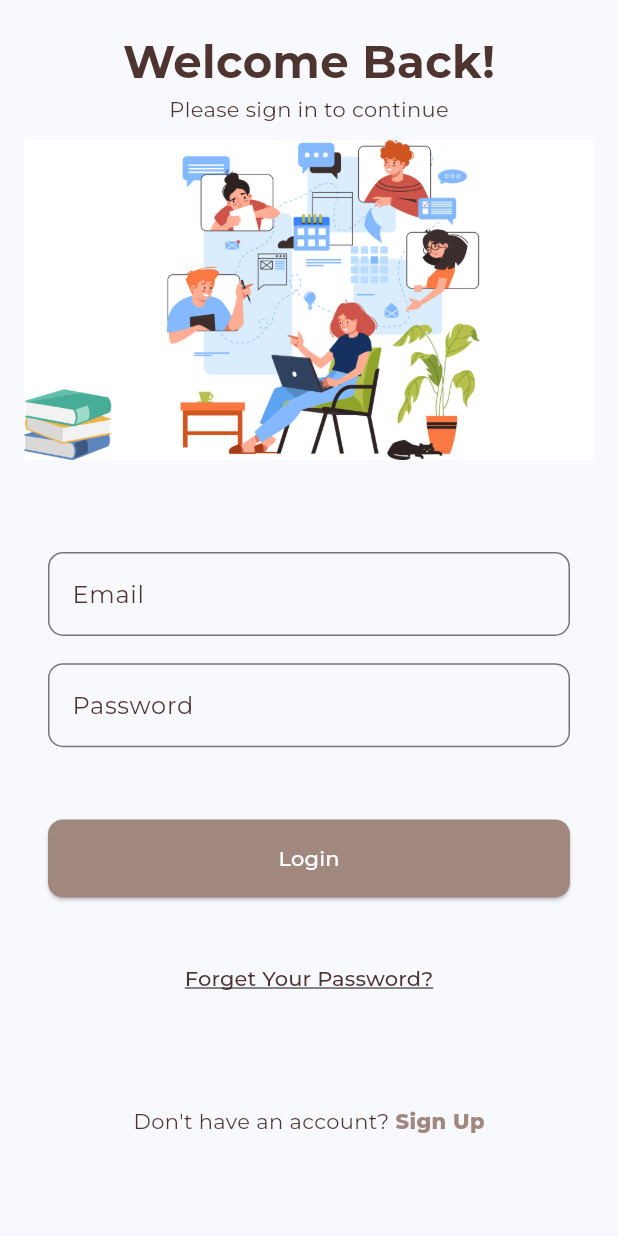
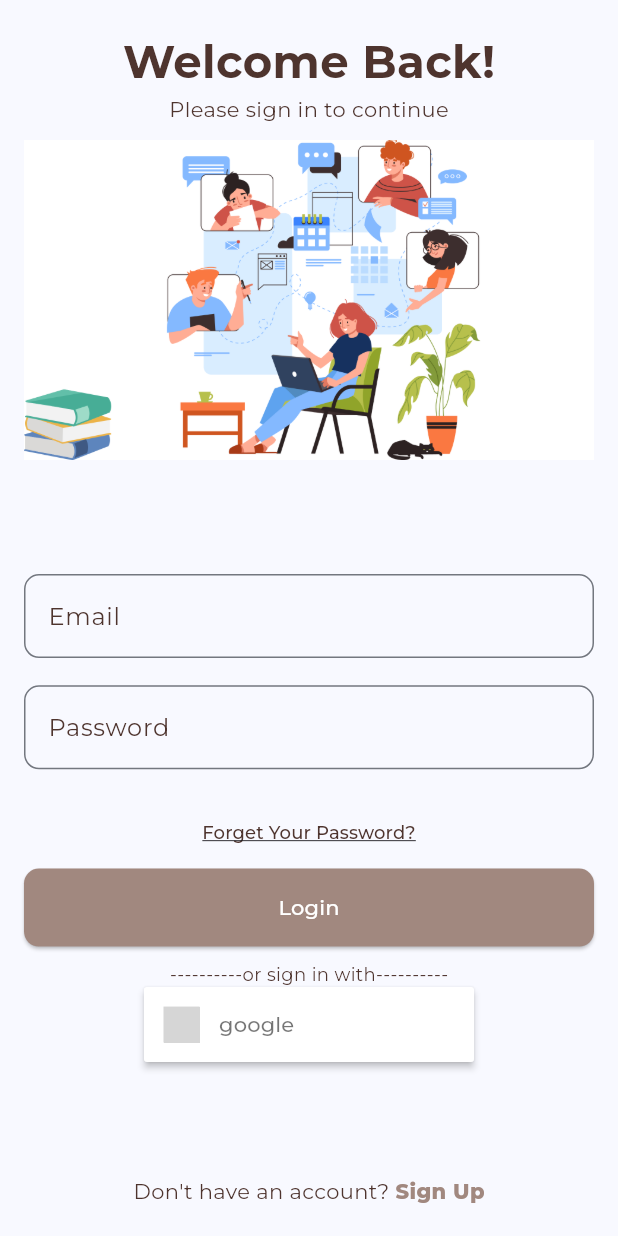
Before and after one commit to chanjunlin/brainSync, a Flutter app: the screen it shows after launch, on a phone screen of 412 x 824 dp. Run offline on Flutter 3.47's test engine with Material 3 defaults, Android fonts, the light colour scheme and no system bars; drawn by our look-alikes of sign_in_button; our stand-ins replace cloud_firestore, curved_navigation_bar, dash_chat_2, delightful_toast, firebase_auth, firebase_core and 8 more; missing offline and left inert: dart:ffi; accounts and stored records are empty; grey boxes are pictures that could not be loaded.

Commit message:
googlev1

```diff
--- a/lib/pages/Administation/login.dart
+++ b/lib/pages/Administation/login.dart
@@ -2,10 +2,12 @@ import 'package:brainsync/const.dart';
 import 'package:brainsync/pages/Administation/forget_password.dart';
 import 'package:brainsync/services/auth_service.dart';
 import 'package:brainsync/services/navigation_service.dart';
+import 'package:firebase_auth/firebase_auth.dart';
 import 'package:flutter/material.dart';
 import 'package:brainsync/services/alert_service.dart';
 import 'package:brainsync/common_widgets/custom_form_field.dart';
 import 'package:get_it/get_it.dart';
+import 'package:sign_in_button/sign_in_button.dart';
 
 class LoginPage extends StatefulWidget {
   const LoginPage({super.key});
@@ -21,6 +23,9 @@ class _LoginPageState extends State<LoginPage> {
 
   final GetIt _getIt = GetIt.instance;
   final GlobalKey<FormState> _loginFormKey = GlobalKey();
+  final FirebaseAuth _auth = FirebaseAuth.instance;
+
+  User? _user;
 
   late AuthService _authService;
   late NavigationService _navigationService;
@@ -32,12 +37,17 @@ class _LoginPageState extends State<LoginPage> {
     _authService = _getIt.get<AuthService>();
     _navigationService = _getIt.get<NavigationService>();
     _alertService = _getIt.get<AlertService>();
+    _auth.authStateChanges().listen((event) {
+      setState(() {
+        _user = event;
+      });
+    });
   }
 
   @override
   Widget build(BuildContext context) {
     return Scaffold(
-      resizeToAvoidBottomInset: false,
+      resizeToAvoidBottomInset: true,
       body: _buildUI(),
     );
   }
@@ -50,6 +60,7 @@ class _LoginPageState extends State<LoginPage> {
           vertical: 20.0,
         ),
         child: Column(
+          mainAxisAlignment: MainAxisAlignment.spaceBetween,
           children: [
             _headerText(),
             _loginForm(),
@@ -82,7 +93,7 @@ class _LoginPageState extends State<LoginPage> {
               color: Colors.brown[800],
             ),
           ),
-          SizedBox(height: 10),
+          const SizedBox(height: 10),
           Container(
             width: double.infinity,  // Matches the width of the form fields
             child: Image.asset(
@@ -97,12 +108,7 @@ class _LoginPageState extends State<LoginPage> {
   }
 
   Widget _loginForm() {
-    return Container(
-      padding: const EdgeInsets.symmetric(vertical: 20, horizontal: 16),
-      margin: EdgeInsets.symmetric(
-        vertical: MediaQuery.sizeOf(context).height * 0.05,
-      ),
-      child: Form(
+    return Form(
         key: _loginFormKey,
         child: Column(
           crossAxisAlignment: CrossAxisAlignment.start,
@@ -130,7 +136,7 @@ class _LoginPageState extends State<LoginPage> {
                 });
               },
             ),
-            const SizedBox(height: 30),
+            _forgetPassword(),
             SizedBox(
               width: double.infinity,
               child: ElevatedButton(
@@ -164,12 +170,18 @@ class _LoginPageState extends State<LoginPage> {
                 ),
               ),
             ),
-            const SizedBox(height: 30),
-            _forgetPassword(),
+            const SizedBox(height: 10),
+            const Center(
+              child: Text("----------or sign in with----------", style: TextStyle(
+                fontSize: 12,
+                color: Color.fromARGB(255, 78, 52, 46),
+              ),
+              ),
+            ),
+            _googlebutton(),
           ],
         ),
-      ),
-    );
+      );
   }
 
   Widget _forgetPassword() {
@@ -180,6 +192,7 @@ class _LoginPageState extends State<LoginPage> {
           style: TextStyle(
             decoration: TextDecoration.underline,
             color: Colors.brown.shade800,
+            fontSize: 12,
           ),
         ),
         onPressed: () {
@@ -192,6 +205,26 @@ class _LoginPageState extends State<LoginPage> {
         },
       ),
     );
+  }
+
+  Widget _googlebutton() {
+    return Center(child: SizedBox(
+      height: 50,
+      child: SignInButton(Buttons.google,
+      text: "google",
+      onPressed: _googlesignin,
+      ),
+    ),);
+  }
+
+  void _googlesignin() {
+    try {
+      GoogleAuthProvider _googleAuthProvider = GoogleAuthProvider();
+      _auth.signInWithProvider(_googleAuthProvider);
+    }
+    catch (error) {
+      print(error);
+    }
   }
 
   Widget _createAnAccount() {
--- a/pubspec.yaml
+++ b/pubspec.yaml
@@ -55,6 +55,7 @@ dependencies:
   curved_navigation_bar: ^1.0.3
   scrollable_positioned_list: ^0.3.8
   shared_preferences: ^2.2.3
+  sign_in_button: ^3.2.0
 
 dev_dependencies:
   flutter_test:
```
Also changed, not shown: pubspec.lock.
